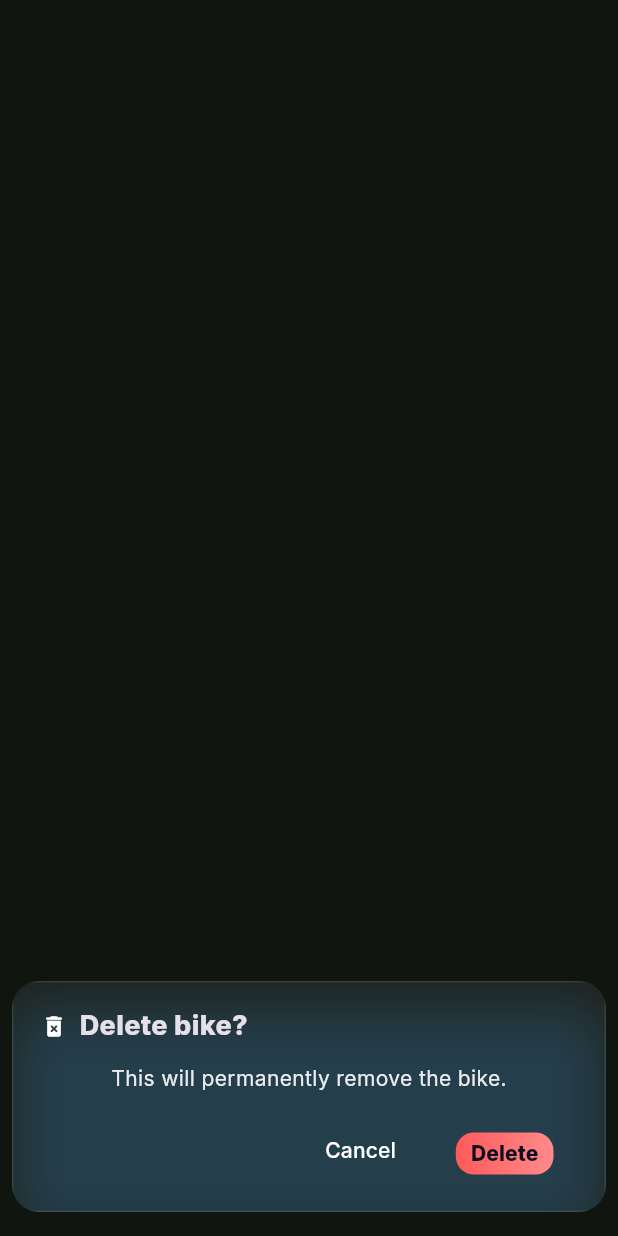
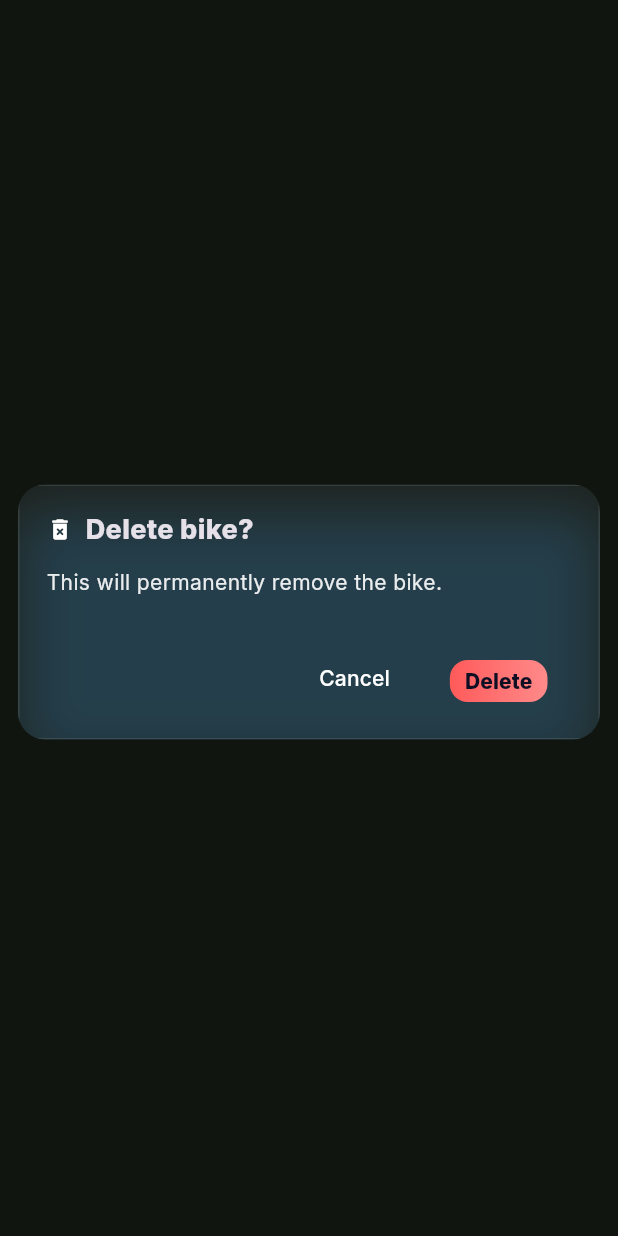
Before and after one commit to sajawalkhansadozai/mirabellaevee, a Flutter app: the _GlassDialog widget shown alone on an empty page, opened directly, on a phone screen of 412 x 824 dp. Run offline on Flutter 3.47's test engine with Material 3 defaults, Android fonts, the light colour scheme and no system bars; our stand-ins replace cloud_firestore, firebase_auth, firebase_core, google_fonts; accounts and stored records are empty; statements that could not run were skipped.

Commit message:
Initial commit

```diff
--- a/lib/orderbooking.dart
+++ b/lib/orderbooking.dart
@@ -7,7 +7,7 @@ import 'package:firebase_core/firebase_core.dart' as fb;
 
 import 'fx_shared.dart';
 import 'widgets_shared.dart';
-import 'bike_details_page.dart'; // details screen
+import 'bike_details_page.dart'; // NEW: details screen
 
 class OrderPage extends StatefulWidget {
   static const route = '/order';
@@ -251,7 +251,7 @@ class _OrderPageState extends State<OrderPage> {
                                 final b = Bike.fromDoc(docs[i]);
                                 return _BikeCard(
                                   bike: b,
-                                  // push full page instead of dialog
+                                  // UPDATED: push full page instead of dialog
                                   onViewDetails: () {
                                     Navigator.of(context).push(
                                       MaterialPageRoute(
@@ -341,7 +341,7 @@ class _OrderPageState extends State<OrderPage> {
       controller: _fx,
       child: Scaffold(
         resizeToAvoidBottomInset:
-            true, // ✅ keyboard ke aate hi body/dialg adjust
+            true, // ✅ keeps content visible when the keyboard opens
         body: tracked,
       ),
     );
@@ -385,7 +385,6 @@ class _OrderPageState extends State<OrderPage> {
                 hint: 'admin@yourdomain.com',
                 icon: Icons.alternate_email_rounded,
                 keyboardType: TextInputType.emailAddress,
-                textInputAction: TextInputAction.next, // ✅
               ),
               const SizedBox(height: 10),
               _FxTextField(
@@ -393,7 +392,6 @@ class _OrderPageState extends State<OrderPage> {
                 label: 'Password',
                 icon: Icons.password_rounded,
                 obscureText: true,
-                textInputAction: TextInputAction.done, // ✅
               ),
               const SizedBox(height: 6),
               Row(
@@ -528,7 +526,7 @@ class _OrderPageState extends State<OrderPage> {
     final image2Ctrl = TextEditingController(text: g.isNotEmpty ? g[0] : '');
     final image3Ctrl = TextEditingController(text: g.length > 1 ? g[1] : '');
     final image4Ctrl = TextEditingController(text: g.length > 2 ? g[2] : '');
-    // details field
+    // NEW: details field
     final detailsCtrl = TextEditingController(text: existing?.details ?? '');
     final isEdit = existing != null;
 
@@ -556,7 +554,6 @@ class _OrderPageState extends State<OrderPage> {
                     controller: nameCtrl,
                     label: 'Name',
                     icon: Icons.directions_bike_rounded,
-                    textInputAction: TextInputAction.next, // ✅
                   ),
                   const SizedBox(height: 10),
                   _FxTextField(
@@ -564,7 +561,6 @@ class _OrderPageState extends State<OrderPage> {
                     label: 'Price (e.g., PKR 249,000)',
                     icon: Icons.sell_rounded,
                     keyboardType: TextInputType.number,
-                    textInputAction: TextInputAction.next, // ✅
                   ),
                   const SizedBox(height: 10),
                   _FxTextField(
@@ -573,7 +569,6 @@ class _OrderPageState extends State<OrderPage> {
                     icon: Icons.description_rounded,
                     minLines: 3,
                     maxLines: 6,
-                    // Multiline — leave default action
                   ),
                   const SizedBox(height: 10),
                   _FxTextField(
@@ -583,7 +578,6 @@ class _OrderPageState extends State<OrderPage> {
                         'https://res.cloudinary.com/<cloud>/image/upload/.../main.jpg',
                     icon: Icons.link_rounded,
                     onChanged: (_) => setDialogState(() {}),
-                    textInputAction: TextInputAction.next, // ✅
                   ),
                   const SizedBox(height: 12),
                   _PreviewCard(imageUrl: imageCtrl.text.trim()),
@@ -604,21 +598,18 @@ class _OrderPageState extends State<OrderPage> {
                     controller: image2Ctrl,
                     label: 'Image 2 URL',
                     icon: Icons.image_rounded,
-                    textInputAction: TextInputAction.next, // ✅
                   ),
                   const SizedBox(height: 8),
                   _FxTextField(
                     controller: image3Ctrl,
                     label: 'Image 3 URL',
                     icon: Icons.image_rounded,
-                    textInputAction: TextInputAction.next, // ✅
                   ),
                   const SizedBox(height: 8),
                   _FxTextField(
                     controller: image4Ctrl,
                     label: 'Image 4 URL',
                     icon: Icons.image_rounded,
-                    textInputAction: TextInputAction.done, // ✅
                   ),
                 ],
               ),
@@ -659,7 +650,7 @@ class _OrderPageState extends State<OrderPage> {
                           'price': price,
                           'imageUrl': url,
                           'gallery': gallery,
-                          'details': detailsCtrl.text.trim(),
+                          'details': detailsCtrl.text.trim(), // NEW
                           'updatedAt': FieldValue.serverTimestamp(),
                         });
                       } else {
@@ -668,7 +659,7 @@ class _OrderPageState extends State<OrderPage> {
                           'price': price,
                           'imageUrl': url,
                           'gallery': gallery,
-                          'details': detailsCtrl.text.trim(),
+                          'details': detailsCtrl.text.trim(), // NEW
                           'createdAt': FieldValue.serverTimestamp(),
                         });
                       }
@@ -734,7 +725,6 @@ class _OrderPageState extends State<OrderPage> {
                         controller: nameCtrl,
                         label: 'Full name',
                         icon: Icons.person_rounded,
-                        textInputAction: TextInputAction.next, // ✅
                         validator: (v) =>
                             (v == null || v.trim().isEmpty) ? 'Required' : null,
                       ),
@@ -744,7 +734,6 @@ class _OrderPageState extends State<OrderPage> {
                         label: 'Email address',
                         icon: Icons.alternate_email_rounded,
                         keyboardType: TextInputType.emailAddress,
-                        textInputAction: TextInputAction.next, // ✅
                         validator: (v) {
                           final s = v?.trim() ?? '';
                           if (s.isEmpty) return 'Required';
@@ -760,7 +749,6 @@ class _OrderPageState extends State<OrderPage> {
                         label: 'Phone number',
                         icon: Icons.phone_rounded,
                         keyboardType: TextInputType.phone,
-                        textInputAction: TextInputAction.next, // ✅
                         validator: (v) =>
                             (v == null || v.trim().isEmpty) ? 'Required' : null,
                       ),
@@ -771,7 +759,6 @@ class _OrderPageState extends State<OrderPage> {
                         icon: Icons.home_rounded,
                         minLines: 2,
                         maxLines: 3,
-                        textInputAction: TextInputAction.done, // ✅
                         validator: (v) =>
                             (v == null || v.trim().isEmpty) ? 'Required' : null,
                       ),
@@ -1102,7 +1089,7 @@ class Bike {
   final String price;
   final String imageUrl;
   final List<String> gallery; // up to 3 extra images (optional)
-  final String details;
+  final String details; // NEW
 
   Bike({
     required this.id,
@@ -1110,7 +1097,7 @@ class Bike {
     required this.price,
     required this.imageUrl,
     required this.gallery,
-    required this.details,
+    required this.details, // NEW
   });
 
   factory Bike.fromDoc(DocumentSnapshot<Map<String, dynamic>> d) {
@@ -1145,7 +1132,7 @@ class Bike {
     // Keep at most 3 extras
     final top3 = cleaned.take(3).toList();
 
-    // support multiple possible keys for details
+    // NEW: support multiple possible keys for details
     final details =
         (data['details'] ?? data['detail'] ?? data['description'] ?? '')
             .toString();
@@ -1156,7 +1143,7 @@ class Bike {
       price: (data['price'] ?? '').toString(),
       imageUrl: mainUrl,
       gallery: top3,
-      details: details,
+      details: details, // NEW
     );
   }
 }
@@ -1347,6 +1334,7 @@ class _BikeCard extends StatelessWidget {
                   ),
                 ),
               ),
+              // UPDATED: Check Details button (navigates to details page)
               _GradientButton(text: 'Check Details', onTap: onViewDetails),
             ],
           ),
@@ -1458,22 +1446,21 @@ class _GlassDialog extends StatelessWidget {
   @override
   Widget build(BuildContext context) {
     final size = MediaQuery.of(context).size;
-    final viewInsets = MediaQuery.of(context).viewInsets; // keyboard height
-    final maxW = size.width < 600 ? size.width - 16 : 560.0;
-    final maxH = size.height * 0.94; // more headroom
+    final maxW = size.width < 600 ? size.width - 24 : 560.0;
+    final maxH = size.height * 0.88;
 
     return Dialog(
-      insetPadding: const EdgeInsets.symmetric(horizontal: 8, vertical: 8),
+      insetPadding: const EdgeInsets.all(12),
       backgroundColor: Colors.transparent,
       child: SafeArea(
         child: AnimatedPadding(
-          duration: const Duration(milliseconds: 150),
+          duration: const Duration(milliseconds: 200),
           curve: Curves.easeOut,
           padding: EdgeInsets.only(
-            bottom: viewInsets.bottom + 8, // ✅ lift above keyboard
-          ),
-          child: Align(
-            alignment: Alignment.bottomCenter, // ✅ bottom-sheet feel
+            // keeps the whole dialog above the keyboard
+            bottom: MediaQuery.of(context).viewInsets.bottom + 8,
+          ),
+          child: Center(
             child: ConstrainedBox(
               constraints: BoxConstraints(maxWidth: maxW, maxHeight: maxH),
               child: ClipRRect(
@@ -1507,16 +1494,33 @@ class _GlassDialog extends StatelessWidget {
                           ),
                         ),
                         const SizedBox(height: 12),
-                        // Always-scrollable body + drag to dismiss keyboard
+
+                        // ✅ Keyboard-aware, scrollable content
                         Flexible(
-                          child: SingleChildScrollView(
-                            physics: const BouncingScrollPhysics(),
-                            keyboardDismissBehavior:
-                                ScrollViewKeyboardDismissBehavior.onDrag,
-                            child: content,
+                          child: LayoutBuilder(
+                            builder: (context, constraints) {
+                              final bottomInset = MediaQuery.of(
+                                context,
+                              ).viewInsets.bottom;
+                              return SingleChildScrollView(
+                                physics: const BouncingScrollPhysics(),
+                                padding: EdgeInsets.only(
+                                  bottom: bottomInset + 16,
+                                ),
+                                child: ConstrainedBox(
+                                  constraints: BoxConstraints(
+                                    minWidth: constraints.maxWidth,
+                                    // avoid over-expansion; let content scroll
+                                    maxHeight: constraints.maxHeight - 24,
+                                  ),
+                                  child: content,
+                                ),
+                              );
+                            },
                           ),
                         ),
                         const SizedBox(height: 14),
+
                         // Wrap actions so they don't overflow on small screens
                         Align(
                           alignment: Alignment.centerRight,
@@ -1553,7 +1557,6 @@ class _FxTextField extends StatelessWidget {
     this.maxLines = 1,
     this.onChanged,
     this.validator,
-    this.textInputAction, // ✅ NEW
   });
 
   final TextEditingController controller;
@@ -1566,7 +1569,6 @@ class _FxTextField extends StatelessWidget {
   final int maxLines;
   final void Function(String)? onChanged;
   final String? Function(String?)? validator;
-  final TextInputAction? textInputAction; // ✅
 
   @override
   Widget build(BuildContext context) {
@@ -1590,14 +1592,10 @@ class _FxTextField extends StatelessWidget {
       maxLines: maxLines,
       validator: validator,
       onChanged: onChanged,
-      textInputAction: textInputAction,
-      onFieldSubmitted: (_) {
-        if (textInputAction == TextInputAction.next) {
-          FocusScope.of(context).nextFocus(); // ✅ move to next
-        } else if (textInputAction == TextInputAction.done) {
-          FocusScope.of(context).unfocus(); // ✅ close keyboard
-        }
-      },
+      // ✅ better keyboard flow: next for single-line, newline for multi-line
+      textInputAction: maxLines == 1
+          ? TextInputAction.next
+          : TextInputAction.newline,
       decoration: InputDecoration(
         labelText: label,
         hintText: hint,
```
